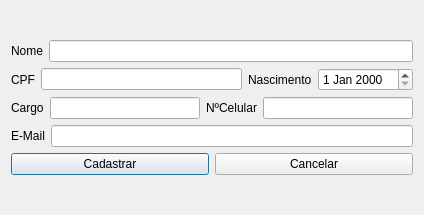
Before: the Qt Designer form clinica_cpp/cadastrocolaboradores.ui in juander/Projeto_CPP, drawn with Qt 5.
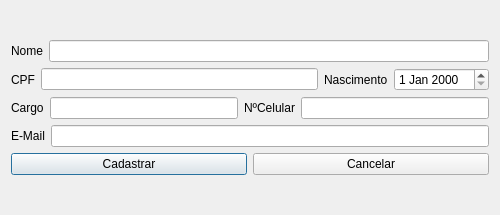
After: the same form once the commit is applied.

Commit message: to ficando maluco nao consigo pensart

The edit to the form file:
```diff
--- a/clinica_cpp/cadastrocolaboradores.ui
+++ b/clinica_cpp/cadastrocolaboradores.ui
@@ -6,7 +6,7 @@
    <rect>
     <x>0</x>
     <y>0</y>
-    <width>424</width>
+    <width>500</width>
     <height>215</height>
    </rect>
   </property>
```
